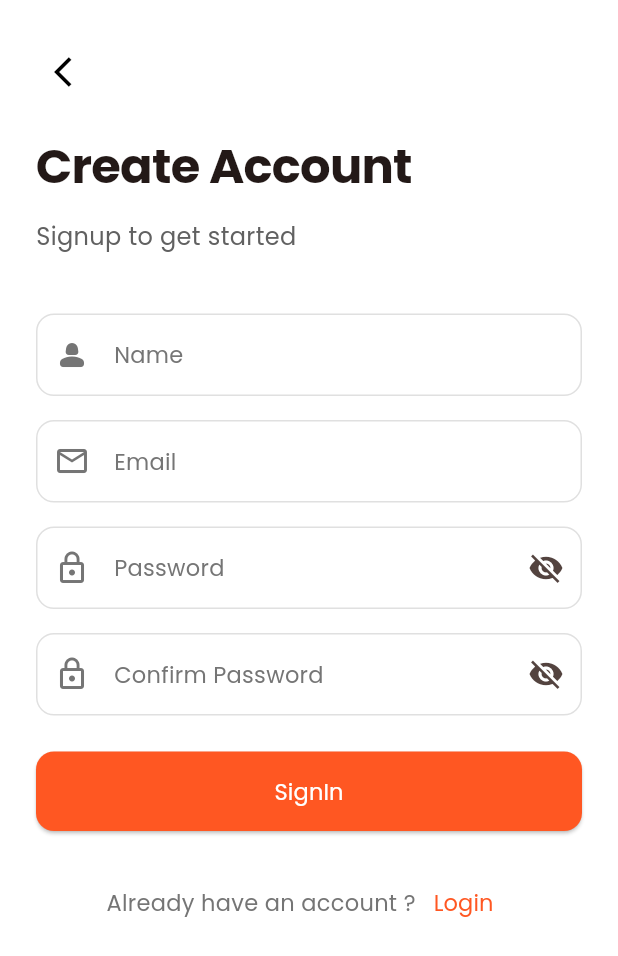
After one commit to hussainahmad402/Smart-Store-App, a Flutter app: the SignupScreen screen opened directly, on a phone screen of 412 x 824 dp. The commit adds this screen. Shown: the top 956 px of the screen. Run offline on Flutter 3.47's test engine with Material 3 defaults, Android fonts, the phone set to English and light mode, and no system bars; our stand-ins replace get, get_storage, google_fonts; accounts and stored records are empty.

Commit message:
designing the signin,signup and the forget password screen

```diff
--- a/lib/main.dart
+++ b/lib/main.dart
@@ -1,7 +1,5 @@
 import 'package:flutter/material.dart';
 import 'package:get/get.dart';
-import 'package:get/get_connect/http/src/utils/utils.dart';
-import 'package:get/get_core/src/get_main.dart';
 import 'package:get_storage/get_storage.dart';
 import 'package:smartstore/controller/auth_controller.dart';
 import 'package:smartstore/controller/theme_controller.dart';
--- a/lib/view/onboarding_screen.dart
+++ b/lib/view/onboarding_screen.dart
@@ -16,7 +16,7 @@ class _OnboardingScreenState extends State<OnboardingScreen> {
   void _handergetstarted(){
     final AuthController authController = Get.find<AuthController>();
     authController.setFirstTimeDone();
-    Get.off(()=> const SigninScreen());
+    Get.off(()=>  SigninScreen());
   }
   int _currentpage = 0;
   final List<OnboardingItems> _items = [
--- /dev/null
+++ b/lib/view/signup_screen.dart
@@ -0,0 +1,165 @@
+import 'package:flutter/material.dart';
+import 'package:get/get_navigation/src/extension_navigation.dart';
+import 'package:get/get_utils/src/get_utils/get_utils.dart';
+import 'package:get/instance_manager.dart';
+import 'package:smartstore/utils/app_textstyle.dart';
+import 'package:smartstore/view/main_screen.dart';
+import 'package:smartstore/view/signin_screen.dart';
+import 'package:smartstore/view/widgets/custom_textfield.dart';
+
+class SignupScreen extends StatelessWidget {
+  SignupScreen({super.key});
+  final TextEditingController _nameController = TextEditingController();
+  final TextEditingController _emailController = TextEditingController();
+  final TextEditingController _passwordController = TextEditingController();
+  final TextEditingController _confirmpasswordController =
+      TextEditingController();
+
+  @override
+  Widget build(BuildContext context) {
+    final isDark = Theme.of(context).brightness == Brightness.dark;
+    return Scaffold(
+      body: SafeArea(
+        child: SingleChildScrollView(
+          padding: EdgeInsetsGeometry.all(24),
+          child: Column(
+            crossAxisAlignment: CrossAxisAlignment.start,
+            children: [
+              IconButton(
+                onPressed: () => Get.back(),
+                icon: Icon(
+                  Icons.arrow_back_ios,
+                  color: isDark ? Colors.white : Colors.black,
+                ),
+              ),
+              SizedBox(height: 20),
+              Text(
+                "Create Account",
+                style: AppTextstyle.withColor(
+                  AppTextstyle.h1,
+                  Theme.of(context).textTheme.bodyLarge!.color!,
+                ),
+              ),
+              SizedBox(height: 16),
+              Text(
+                "Signup to get started",
+                style: AppTextstyle.withColor(
+                  AppTextstyle.bodyLarge,
+                  isDark ? Colors.grey[400]! : Colors.grey[700]!,
+                ),
+              ),
+              SizedBox(height: 40),
+              CustomTextfield(
+                label: "Name",
+
+                prefixicon: Icons.person_2_rounded,
+                controller: _nameController,
+                keyboardtype: TextInputType.name,
+                validator: (Value) {
+                  if (Value == null || Value.isEmpty) {
+                    return "Please enter your Name";
+                  }
+
+                  return null;
+                },
+              ),
+              SizedBox(height: 16),
+              CustomTextfield(
+                label: "Email",
+                prefixicon: Icons.email_outlined,
+                controller: _emailController,
+                keyboardtype: TextInputType.emailAddress,
+                validator: (Value) {
+                  if (Value == null || Value.isEmpty) {
+                    return "Please enter your Email";
+                  }
+                  if (!GetUtils.isEmail(Value)) {
+                    return "Please enter a valid email";
+                  }
+                  return null;
+                },
+              ),
+              SizedBox(height: 16),
+              CustomTextfield(
+                label: "Password",
+                prefixicon: Icons.lock_outline,
+                isPassoword: true,
+                controller: _passwordController,
+                keyboardtype: TextInputType.visiblePassword,
+                validator: (Value) {
+                  if (Value == null || Value.isEmpty) {
+                    return "Please enter your Password";
+                  }
+
+                  return null;
+                },
+              ),
+              SizedBox(height: 16),
+              CustomTextfield(
+                label: "Confirm Password",
+                prefixicon: Icons.lock_outline,
+                isPassoword: true,
+                controller: _confirmpasswordController,
+                keyboardtype: TextInputType.visiblePassword,
+                validator: (Value) {
+                  if (Value == null || Value.isEmpty) {
+                    return "Please enter your Password";
+                  }
+                  if (Value != _passwordController.text) {
+                    return "Please confirm your password";
+                  }
+
+                  return null;
+                },
+              ),
+              SizedBox(height: 24),
+              SizedBox(
+                width: double.infinity,
+                child: ElevatedButton(
+                  onPressed: () => Get.to(() => MainScreen()),
+                  style: ElevatedButton.styleFrom(
+                    backgroundColor: Theme.of(context).primaryColor,
+                    padding: EdgeInsetsGeometry.symmetric(vertical: 16),
+                    shape: RoundedRectangleBorder(
+                      borderRadius: BorderRadius.circular(12),
+                    ),
+                  ),
+                  child: Text(
+                    'SignIn',
+                    style: AppTextstyle.withColor(
+                      AppTextstyle.buttonMedium,
+                      Colors.white,
+                    ),
+                  ),
+                ),
+              ),
+              SizedBox(height: 24),
+              Row(
+                mainAxisAlignment: MainAxisAlignment.center,
+                children: [
+                  Text(
+                    "Already have an account ?",
+                    style: AppTextstyle.withColor(
+                      AppTextstyle.bodyMedium,
+                      isDark ? Colors.grey[400]! : Colors.grey[600]!,
+                    ),
+                  ),
+                  TextButton(
+                    onPressed: () => Get.to(() => SigninScreen()),
+                    child: Text(
+                      "Login",
+                      style: AppTextstyle.withColor(
+                        AppTextstyle.buttonMedium,
+                        Theme.of(context).primaryColor,
+                      ),
+                    ),
+                  ),
+                ],
+              ),
+            ],
+          ),
+        ),
+      ),
+    );
+  }
+}
--- a/lib/view/splash_screen.dart
+++ b/lib/view/splash_screen.dart
@@ -18,7 +18,7 @@ class SplashScreen extends StatelessWidget {
       }else if (authController.isLoggedIn){
         Get.off(()=> const MainScreen());
       } else {
-        Get.off(()=> const SigninScreen());
+        Get.off(()=>  SigninScreen());
       }
     });
 
@@ -93,7 +93,7 @@ class SplashScreen extends StatelessWidget {
                     child: Column(
                       children: [
                         Text(
-                          "FASHION",
+                          "SMART",
                           style: TextStyle(
                             color: Colors.white,
                             fontSize: 32,
--- /dev/null
+++ b/lib/view/widgets/custom_textfield.dart
@@ -0,0 +1,93 @@
+import 'package:flutter/material.dart';
+import 'package:smartstore/utils/app_textstyle.dart';
+
+class CustomTextfield extends StatefulWidget {
+  final String label;
+  final IconData prefixicon;
+  final TextInputType keyboardtype;
+  final bool isPassoword;
+  final TextEditingController? controller;
+  final String? Function(String?)? validator;
+  final void Function(String)? onChanged;
+  const CustomTextfield({
+    super.key,
+    required this.label,
+    required this.prefixicon,
+    this.keyboardtype = TextInputType.text,
+    this.isPassoword = false,
+    this.controller,
+    this.validator,
+    this.onChanged,
+  });
+
+  @override
+  State<CustomTextfield> createState() => _CustomTextfieldState();
+}
+
+class _CustomTextfieldState extends State<CustomTextfield> {
+  bool _obsecureText = true;
+
+  @override
+  Widget build(BuildContext context) {
+    final isDark = Theme.of(context).brightness == Brightness.dark;
+    return TextFormField(
+      controller: widget.controller,
+      obscureText: widget.isPassoword && _obsecureText,
+      keyboardType: widget.keyboardtype,
+      validator: widget.validator,
+      onChanged: widget.onChanged,
+      style: AppTextstyle.withColor(
+        AppTextstyle.bodyMedium,
+        Theme.of(context).textTheme.bodyLarge!.color!,
+      ),
+      decoration: InputDecoration(
+        labelText: widget.label,
+        labelStyle: AppTextstyle.withColor(
+          AppTextstyle.bodyMedium,
+          isDark ? Colors.grey[400]! : Colors.grey[600]!,
+        ),
+        prefixIcon: Icon(
+          widget.prefixicon,
+          color: isDark ? Colors.grey[400]! : Colors.grey[600]!,
+        ),
+        suffixIcon:
+            widget.isPassoword
+                ? IconButton(
+                  onPressed: () {
+                    setState(() {
+                      _obsecureText = !_obsecureText;
+                    });
+                  },
+                  icon: Icon(
+                    _obsecureText ? Icons.visibility_off : Icons.visibility,
+                  ),
+                )
+                : null,
+        border: OutlineInputBorder(
+          borderRadius: BorderRadius.circular(12),
+          borderSide: BorderSide(
+            color: isDark ? Colors.grey[700]! : Colors.grey[300]!,
+          ),
+        ),
+        enabledBorder: OutlineInputBorder(
+          borderRadius: BorderRadius.circular(12),
+          borderSide: BorderSide(
+            color: isDark ? Colors.grey[700]! : Colors.grey[300]!,
+          ),
+        ),
+        focusedBorder: OutlineInputBorder(
+          borderRadius: BorderRadius.circular(12),
+          borderSide: BorderSide(color: Theme.of(context).primaryColor),
+        ),
+        errorBorder: OutlineInputBorder(
+          borderRadius: BorderRadius.circular(12),
+          borderSide: BorderSide(color: Theme.of(context).colorScheme.error),
+        ),
+        focusedErrorBorder: OutlineInputBorder(
+          borderRadius: BorderRadius.circular(12),
+          borderSide: BorderSide(color: Theme.of(context).colorScheme.error),
+        ),
+      ),
+    );
+  }
+}
```
Also changed, not shown: lib/view/forgotpassword_screen.dart (added, +113 -0 lines), lib/view/signin_screen.dart (+111 -2 lines), lib/controller/navigation_controller.dart (added).
